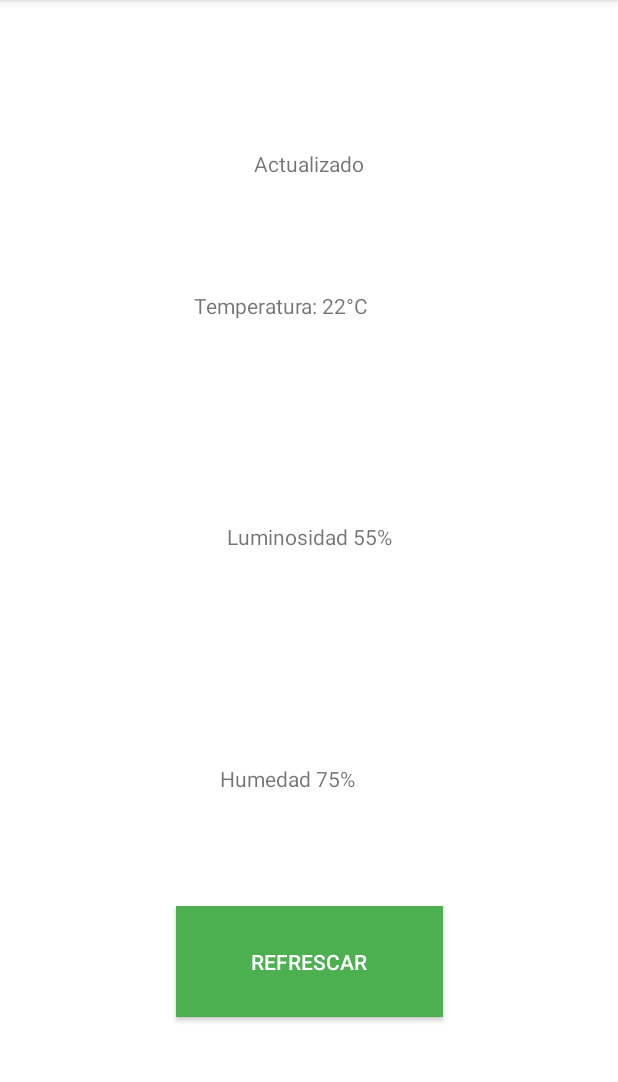
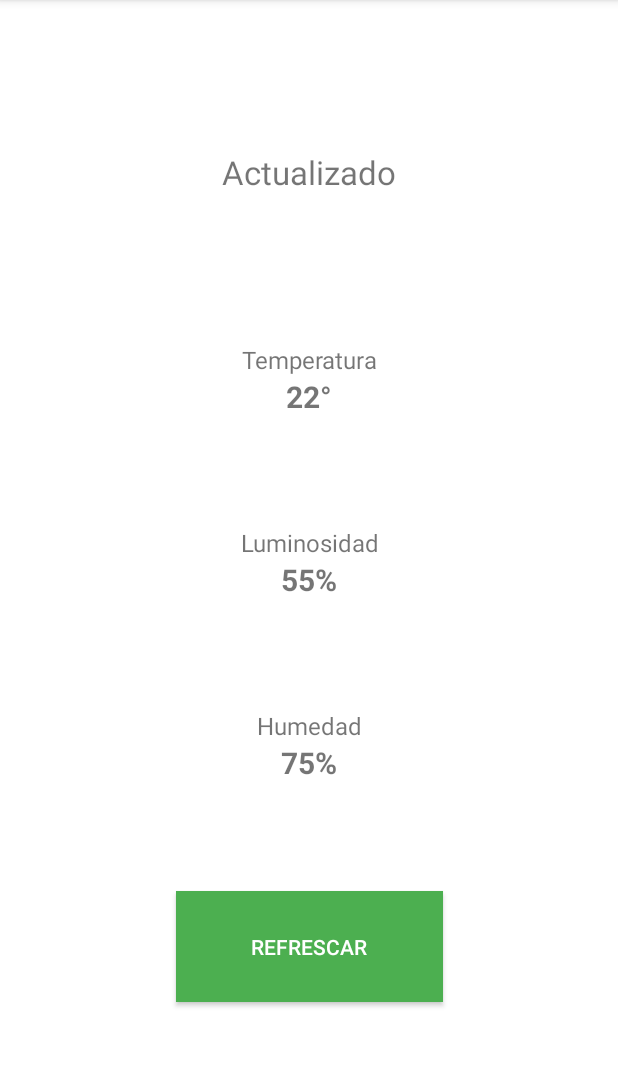
Before and after one commit to StifenKin/Cultibot, an Android app: the MainActivity screen opened directly, with no data from a screen before it, on a phone screen of 412 x 824 dp, the part 84-1166 px from its top. Run offline under Robolectric (Android 15) with nearby library versions, the phone set to English and light mode, and no system bars.

Commit message:
Se dejo la app mas canchera

```diff
--- a/ANDROID/Cultibot/app/src/main/AndroidManifest.xml
+++ b/ANDROID/Cultibot/app/src/main/AndroidManifest.xml
@@ -16,7 +16,7 @@
         <activity
             android:name=".LoginActivity"
             android:exported="true"
-            android:label="@string/title_activity_login">
+            android:label="Cultibot">
             <intent-filter>
                 <action android:name="android.intent.action.MAIN" />
 
--- a/ANDROID/Cultibot/app/src/main/java/com/example/dashboardview/MainActivity.java
+++ b/ANDROID/Cultibot/app/src/main/java/com/example/dashboardview/MainActivity.java
@@ -3,13 +3,13 @@ package com.example.dashboardview;
 import static java.lang.Math.abs;
 
 import android.annotation.SuppressLint;
+import android.graphics.Typeface;
 import android.hardware.Sensor;
 import android.hardware.SensorEvent;
 import android.hardware.SensorEventListener;
 import android.hardware.SensorManager;
 import android.os.AsyncTask;
 import android.os.Bundle;
-import android.util.Log;
 import android.view.View;
 import android.widget.Button;
 import android.widget.TextView;
@@ -21,16 +21,21 @@ public class MainActivity extends AppCompatActivity implements SensorEventListen
     private final int UPDATING_STATUS = 1000;
     private final int UPDATED_STATUS = 1001;
     private final int SHAKE_THRESHOLD = 10;
-    private final int FIVE_SECONDS = 5000;
+    private final int SECONDS = 3000;
 
     private boolean semaphore = false;
 
     private SensorManager mSensorManager;
 
     private TextView statusText;
+
     private TextView temperatureText;
     private TextView lightText;
     private TextView humidityText;
+
+    private TextView temperatureValue;
+    private TextView lightValue;
+    private TextView humidityValue;
 
     @SuppressLint("SetTextI18n")
     @Override
@@ -43,9 +48,15 @@ public class MainActivity extends AppCompatActivity implements SensorEventListen
 
         // Defino los txt para representar los datos de los sensores
         statusText      = (TextView) findViewById(R.id.statusText);
+
         temperatureText = (TextView) findViewById(R.id.temperatureText);
         lightText       = (TextView) findViewById(R.id.lightText);
         humidityText    = (TextView) findViewById(R.id.humidityText);
+
+        temperatureValue = (TextView) findViewById(R.id.temperatureValue);
+        lightValue       = (TextView) findViewById(R.id.lightValue);
+        humidityValue    = (TextView) findViewById(R.id.humidityValue);
+
 
         // Accedemos al servicio de sensores
         mSensorManager = (SensorManager) getSystemService(SENSOR_SERVICE);
@@ -60,10 +71,18 @@ public class MainActivity extends AppCompatActivity implements SensorEventListen
             }
         });
 
+        temperatureText.setText("Temperatura");
+        humidityText.setText("Humedad");
+        lightText.setText("Luminosidad");
+
         // Hardcodeo de sensores
-        temperatureText.setText("Temperatura: 22°C");
-        humidityText.setText("Humedad 75%");
-        lightText.setText("Luminosidad 55%");
+        temperatureValue.setTypeface(temperatureValue.getTypeface(), Typeface.BOLD);
+        humidityValue.setTypeface(humidityValue.getTypeface(), Typeface.BOLD);
+        lightValue.setTypeface(lightValue.getTypeface(), Typeface.BOLD);
+
+        temperatureValue.setText("22°");
+        humidityValue.setText("75%");
+        lightValue.setText("55%");
 
         updateStatus(UPDATED_STATUS);
     }
@@ -91,7 +110,6 @@ public class MainActivity extends AppCompatActivity implements SensorEventListen
                  ThreadAsyncTask hilo =  new ThreadAsyncTask();
                  hilo.executeOnExecutor(AsyncTask.THREAD_POOL_EXECUTOR);
                 semaphore = true;
-                Log.i("onCreate",  "Se creo un nuevo hilo");
                 break;
             case UPDATED_STATUS:
                 statusText.setText("Actualizado");
@@ -142,9 +160,7 @@ public class MainActivity extends AppCompatActivity implements SensorEventListen
         @Override
         protected Integer doInBackground(Integer... integers) {
             try {
-                Log.i("onCreate", "Hilo pre siesta");
-                Thread.sleep(FIVE_SECONDS);
-                Log.i("onCreate", "Hilo post siesta");
+                Thread.sleep(SECONDS);
             } catch (InterruptedException e) {
                 e.printStackTrace();
             }
@@ -154,7 +170,6 @@ public class MainActivity extends AppCompatActivity implements SensorEventListen
         protected void onPostExecute(Integer result){
             updateStatus(UPDATED_STATUS);
             semaphore = false;
-            Log.i("onCreate",  "Se termino el hilo");
         }
     }
 }
--- a/ANDROID/Cultibot/app/src/main/res/layout/activity_login.xml
+++ b/ANDROID/Cultibot/app/src/main/res/layout/activity_login.xml
@@ -10,7 +10,9 @@
             android:id="@+id/textView"
             android:layout_width="wrap_content"
             android:layout_height="wrap_content"
-            android:text="Cultibot"
+            android:text="Bienvenido!"
+            android:textSize="32dp"
+            android:textColor="@color/green_700"
             app:layout_constraintBottom_toBottomOf="parent"
             app:layout_constraintEnd_toEndOf="parent"
             app:layout_constraintStart_toStartOf="parent"
@@ -55,7 +57,7 @@
             android:layout_height="74dp"
             android:layout_marginStart="117dp"
             android:layout_marginEnd="117dp"
-            android:layout_marginBottom="90dp"
+            android:layout_marginBottom="190dp"
             android:background="#953F3F"
             android:text="Enviar"
             app:layout_constraintBottom_toBottomOf="parent"
--- a/ANDROID/Cultibot/app/src/main/res/layout/activity_main.xml
+++ b/ANDROID/Cultibot/app/src/main/res/layout/activity_main.xml
@@ -10,70 +10,94 @@
         android:id="@+id/lightText"
         android:layout_width="wrap_content"
         android:layout_height="wrap_content"
-        android:layout_marginStart="194dp"
-        android:layout_marginTop="75dp"
-        android:layout_marginEnd="195dp"
-        android:layout_marginBottom="75dp"
         android:text="Luminosidad"
+        android:textSize="16sp"
         app:layout_constraintBottom_toTopOf="@+id/humidityText"
         app:layout_constraintEnd_toEndOf="parent"
-        app:layout_constraintHorizontal_bias="0.491"
+        app:layout_constraintHorizontal_bias="0.503"
         app:layout_constraintStart_toStartOf="parent"
-        app:layout_constraintTop_toBottomOf="@+id/temperatureText"
-        app:layout_constraintVertical_bias="0.472" />
+        app:layout_constraintTop_toBottomOf="@+id/temperatureText" />
+
+    <TextView
+        android:id="@+id/lightValue"
+        android:layout_width="wrap_content"
+        android:layout_height="wrap_content"
+        android:text="light"
+        android:textSize="20sp"
+        app:layout_constraintEnd_toEndOf="parent"
+        app:layout_constraintHorizontal_bias="0.5"
+        app:layout_constraintStart_toStartOf="parent"
+        app:layout_constraintTop_toBottomOf="@+id/lightText" />
 
     <TextView
         android:id="@+id/temperatureText"
         android:layout_width="wrap_content"
         android:layout_height="wrap_content"
-        android:layout_marginStart="165dp"
-        android:layout_marginTop="75dp"
-        android:layout_marginEnd="166dp"
         android:text="Temperatura"
+        android:textSize="16sp"
+        app:layout_constraintBottom_toTopOf="@+id/lightText"
         app:layout_constraintEnd_toEndOf="parent"
-        app:layout_constraintHorizontal_bias="1.0"
+        app:layout_constraintHorizontal_bias="0.5"
         app:layout_constraintStart_toStartOf="parent"
         app:layout_constraintTop_toBottomOf="@+id/statusText" />
+
+    <TextView
+        android:id="@+id/temperatureValue"
+        android:layout_width="wrap_content"
+        android:layout_height="wrap_content"
+        android:text="temp"
+        android:textSize="20sp"
+        app:layout_constraintEnd_toEndOf="parent"
+        app:layout_constraintHorizontal_bias="0.5"
+        app:layout_constraintStart_toStartOf="parent"
+        app:layout_constraintTop_toBottomOf="@+id/temperatureText" />
 
     <TextView
         android:id="@+id/humidityText"
         android:layout_width="wrap_content"
         android:layout_height="wrap_content"
-        android:layout_marginStart="176dp"
-        android:layout_marginEnd="175dp"
-        android:layout_marginBottom="75dp"
         android:text="Humedad"
+        android:textSize="16sp"
         app:layout_constraintBottom_toTopOf="@+id/refreshButton"
         app:layout_constraintEnd_toEndOf="parent"
-        app:layout_constraintHorizontal_bias="1.0"
-        app:layout_constraintStart_toStartOf="parent" />
+        app:layout_constraintHorizontal_bias="0.5"
+        app:layout_constraintStart_toStartOf="parent"
+        app:layout_constraintTop_toBottomOf="@+id/lightText" />
+
+    <TextView
+        android:id="@+id/humidityValue"
+        android:layout_width="wrap_content"
+        android:layout_height="wrap_content"
+        android:text="hum"
+        android:textSize="20dp"
+        app:layout_constraintEnd_toEndOf="parent"
+        app:layout_constraintHorizontal_bias="0.5"
+        app:layout_constraintStart_toStartOf="parent"
+        app:layout_constraintTop_toBottomOf="@+id/humidityText" />
 
     <Button
         android:id="@+id/refreshButton"
         style="@style/Widget.AppCompat.Button"
         android:layout_width="178dp"
         android:layout_height="74dp"
-        android:layout_marginStart="117dp"
-        android:layout_marginEnd="117dp"
-        android:layout_marginBottom="90dp"
         android:background="#953F3F"
         android:text="Refrescar"
         app:layout_constraintBottom_toBottomOf="parent"
         app:layout_constraintEnd_toEndOf="parent"
+        app:layout_constraintHorizontal_bias="0.5"
         app:layout_constraintStart_toStartOf="parent"
+        app:layout_constraintTop_toBottomOf="@+id/humidityText"
         app:rippleColor="#EC0D0D" />
 
     <TextView
         android:id="@+id/statusText"
         android:layout_width="wrap_content"
         android:layout_height="wrap_content"
-        android:layout_marginStart="184dp"
-        android:layout_marginTop="99dp"
-        android:layout_marginEnd="184dp"
-        android:layout_marginBottom="49dp"
         android:text="Estado"
+        android:textSize="22dp"
         app:layout_constraintBottom_toTopOf="@+id/temperatureText"
         app:layout_constraintEnd_toEndOf="parent"
+        app:layout_constraintHorizontal_bias="0.5"
         app:layout_constraintStart_toStartOf="parent"
         app:layout_constraintTop_toTopOf="parent" />
 
--- a/ANDROID/Cultibot/app/src/main/res/values/dimens.xml
+++ b/ANDROID/Cultibot/app/src/main/res/values/dimens.xml
@@ -2,4 +2,5 @@
     <!-- Default screen margins, per the Android Design guidelines. -->
     <dimen name="activity_horizontal_margin">16dp</dimen>
     <dimen name="activity_vertical_margin">16dp</dimen>
+    <dimen name="font_size">16sp</dimen>
 </resources>
```
